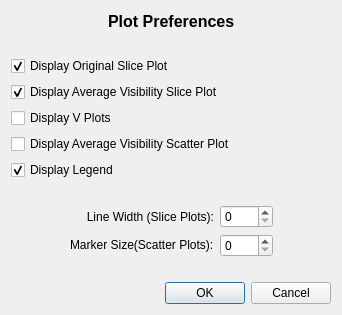
radio-astro/casa, file code/guitools/Feather/Preferences.ui: the form before one commit.
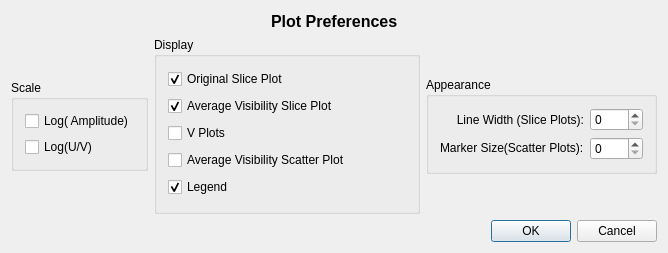
The form after the commit.

Diff of the .ui file:
```diff
--- a/code/guitools/Feather/Preferences.ui
+++ b/code/guitools/Feather/Preferences.ui
@@ -6,14 +6,14 @@
    <rect>
     <x>0</x>
     <y>0</y>
-    <width>342</width>
-    <height>315</height>
+    <width>668</width>
+    <height>253</height>
    </rect>
   </property>
   <property name="windowTitle">
    <string>Preferences</string>
   </property>
-  <layout class="QVBoxLayout" name="verticalLayout">
+  <layout class="QVBoxLayout" name="verticalLayout_6">
    <item>
     <layout class="QHBoxLayout" name="horizontalLayout_2">
      <item>
@@ -59,6 +59,10 @@
     </layout>
    </item>
    <item>
+    <layout class="QHBoxLayout" name="horizontalLayout_10">
+     <item>
+      <layout class="QVBoxLayout" name="verticalLayout_4">
+       <item>
     <spacer name="verticalSpacer">
      <property name="orientation">
       <enum>Qt::Vertical</enum>
@@ -66,11 +70,55 @@
      <property name="sizeHint" stdset="0">
       <size>
        <width>20</width>
-       <height>9</height>
+           <height>17</height>
       </size>
      </property>
     </spacer>
    </item>
+       <item>
+        <widget class="QGroupBox" name="scaleGroupBox">
+         <property name="title">
+          <string>Scale</string>
+         </property>
+         <layout class="QVBoxLayout" name="verticalLayout_3">
+          <item>
+           <widget class="QCheckBox" name="logAmplitudeCheckBox">
+            <property name="text">
+             <string>Log( Amplitude)</string>
+            </property>
+           </widget>
+          </item>
+          <item>
+           <widget class="QCheckBox" name="logUVCheckBox">
+            <property name="text">
+             <string>Log(U/V)</string>
+            </property>
+           </widget>
+          </item>
+         </layout>
+        </widget>
+       </item>
+       <item>
+        <spacer name="verticalSpacer_2">
+         <property name="orientation">
+          <enum>Qt::Vertical</enum>
+         </property>
+         <property name="sizeHint" stdset="0">
+          <size>
+           <width>20</width>
+           <height>13</height>
+          </size>
+         </property>
+        </spacer>
+       </item>
+      </layout>
+     </item>
+     <item>
+      <widget class="QGroupBox" name="displayGroupBox">
+       <property name="title">
+        <string>Display</string>
+       </property>
+       <layout class="QVBoxLayout" name="verticalLayout">
    <item>
     <layout class="QHBoxLayout" name="horizontalLayout_5">
      <item>
@@ -85,7 +133,7 @@
         <string>A plot of the original feather data will be shown if this box is checked.</string>
        </property>
        <property name="text">
-        <string>Display Original Slice Plot</string>
+             <string>Original Slice Plot</string>
        </property>
        <property name="checked">
         <bool>true</bool>
@@ -115,7 +163,7 @@
         <string>A plot of the feather output functions will be shown if this box is checked.</string>
        </property>
        <property name="text">
-        <string>Display Average Visibility Slice Plot</string>
+             <string>Average Visibility Slice Plot</string>
        </property>
        <property name="checked">
         <bool>true</bool>
@@ -145,7 +193,7 @@
         <string>Checking this box will remove the Y plots from the display.</string>
        </property>
        <property name="text">
-        <string>Display V Plots</string>
+             <string>V Plots</string>
        </property>
       </widget>
      </item>
@@ -172,7 +220,7 @@
         <string>Display a separate scatter plot of the average visibility amplitudes.</string>
        </property>
        <property name="text">
-        <string>Display Average Visibility Scatter Plot</string>
+             <string>Average Visibility Scatter Plot</string>
        </property>
       </widget>
      </item>
@@ -205,7 +253,7 @@
         <string>The oridinal data plot will include a legend if this box is checked.</string>
        </property>
        <property name="text">
-        <string>Display Legend</string>
+             <string>Legend</string>
        </property>
        <property name="checked">
         <bool>true</bool>
@@ -227,37 +275,33 @@
      </item>
     </layout>
    </item>
+       </layout>
+      </widget>
+     </item>
    <item>
-    <spacer name="verticalSpacer_2">
+      <layout class="QVBoxLayout" name="verticalLayout_5">
+       <item>
+        <spacer name="verticalSpacer_3">
      <property name="orientation">
       <enum>Qt::Vertical</enum>
      </property>
      <property name="sizeHint" stdset="0">
       <size>
        <width>20</width>
-       <height>1</height>
-      </size>
-     </property>
-    </spacer>
-   </item>
-   <item>
-    <layout class="QHBoxLayout" name="horizontalLayout_3">
-     <item>
-      <spacer name="horizontalSpacer_4">
-       <property name="orientation">
-        <enum>Qt::Horizontal</enum>
-       </property>
-       <property name="sizeHint" stdset="0">
-        <size>
-         <width>13</width>
          <height>17</height>
         </size>
        </property>
       </spacer>
      </item>
      <item>
-      <layout class="QGridLayout" name="gridLayout">
-       <item row="0" column="0">
+        <widget class="QGroupBox" name="appearanceGroupBox">
+         <property name="title">
+          <string>Appearance</string>
+         </property>
+         <layout class="QVBoxLayout" name="verticalLayout_2">
+          <item>
+           <layout class="QHBoxLayout" name="horizontalLayout_9">
+            <item>
         <widget class="QLabel" name="label_2">
          <property name="text">
           <string>Line Width (Slice Plots):</string>
@@ -267,7 +311,7 @@
          </property>
         </widget>
        </item>
-       <item row="0" column="1">
+            <item>
         <widget class="QSpinBox" name="lineThicknessSpinBox">
          <property name="sizePolicy">
           <sizepolicy hsizetype="Fixed" vsizetype="Fixed">
@@ -286,7 +330,11 @@
          </property>
         </widget>
        </item>
-       <item row="1" column="0">
+           </layout>
+          </item>
+          <item>
+           <layout class="QHBoxLayout" name="horizontalLayout_3">
+            <item>
         <widget class="QLabel" name="label">
          <property name="toolTip">
           <string>Select a size for point markers on scatter plots.</string>
@@ -296,7 +344,7 @@
          </property>
         </widget>
        </item>
-       <item row="1" column="1">
+            <item>
         <widget class="QSpinBox" name="dotSizeSpinBox">
          <property name="sizePolicy">
           <sizepolicy hsizetype="Fixed" vsizetype="Fixed">
@@ -314,33 +362,25 @@
        </item>
       </layout>
      </item>
-     <item>
-      <spacer name="horizontalSpacer_6">
-       <property name="orientation">
-        <enum>Qt::Horizontal</enum>
-       </property>
-       <property name="sizeHint" stdset="0">
-        <size>
-         <width>13</width>
-         <height>17</height>
-        </size>
-       </property>
-      </spacer>
-     </item>
-    </layout>
+         </layout>
+        </widget>
    </item>
    <item>
-    <spacer name="verticalSpacer_3">
+        <spacer name="verticalSpacer_4">
      <property name="orientation">
       <enum>Qt::Vertical</enum>
      </property>
      <property name="sizeHint" stdset="0">
       <size>
        <width>20</width>
-       <height>10</height>
+           <height>13</height>
       </size>
      </property>
     </spacer>
+       </item>
+      </layout>
+     </item>
+    </layout>
    </item>
    <item>
     <layout class="QHBoxLayout" name="horizontalLayout">
```
Lines whose indentation alone changed are shown as unchanged.
